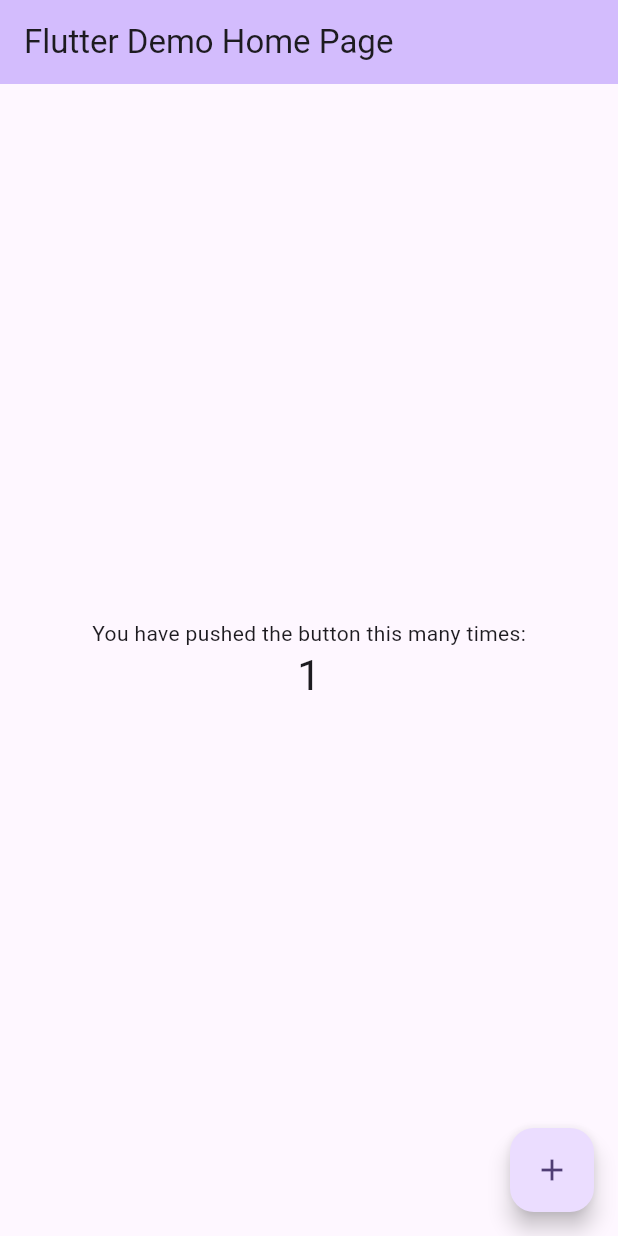
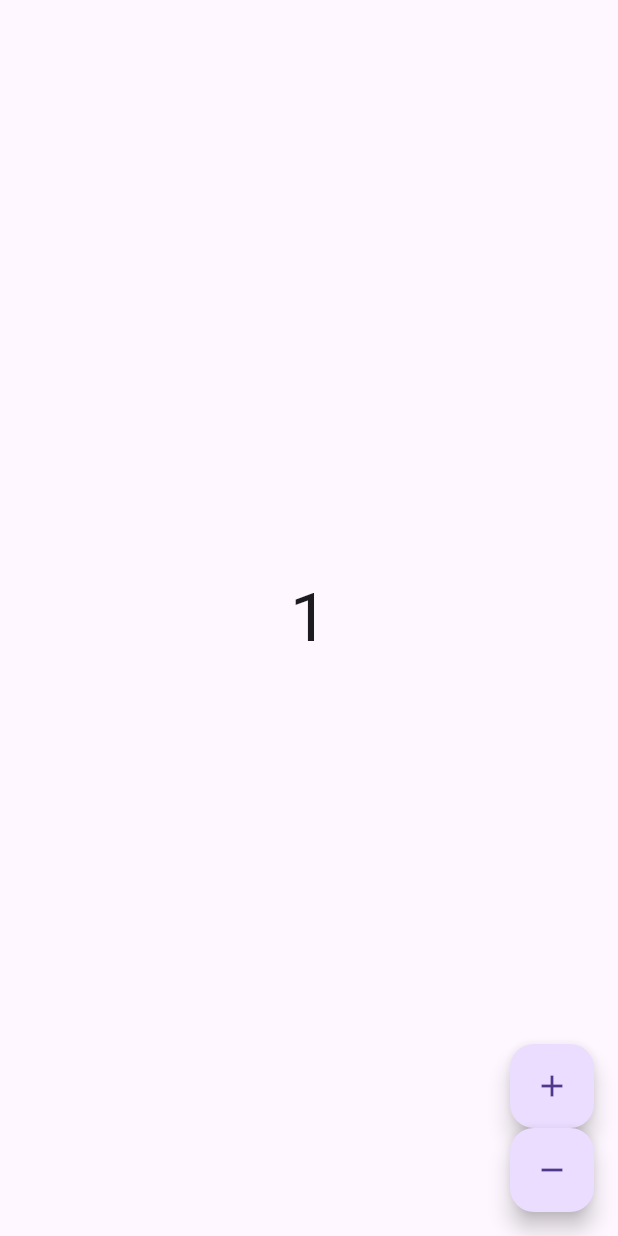
Before and after one commit to ryanlucasandev/flutter_testing, a Flutter app: the screen it shows after launch, after a tap on the "add" icon, on a phone screen of 412 x 824 dp. Run offline on Flutter 3.47's test engine with Material 3 defaults, Android fonts, the phone set to English and light mode, and no system bars; our stand-ins replace bloc, flutter_bloc.

Commit message:
tutorials flutter counter with cubit

```diff
--- /dev/null
+++ b/lib/bloc_tests/flutter_counter/app.dart
@@ -0,0 +1,6 @@
+import 'package:flutter/material.dart';
+import 'package:flutter_testing/bloc_tests/flutter_counter/counter/counter.dart';
+
+class CounterApp extends MaterialApp {
+  const CounterApp({super.key}) : super(home: const CounterPage());
+}
--- /dev/null
+++ b/lib/bloc_tests/flutter_counter/counter/counter.dart
@@ -0,0 +1,2 @@
+export 'cubit/counter_cubit.dart';
+export 'view/view.dart';
--- /dev/null
+++ b/lib/bloc_tests/flutter_counter/counter/cubit/counter_cubit.dart
@@ -0,0 +1,9 @@
+import 'package:bloc/bloc.dart';
+
+class CounterCubit extends Cubit<int> {
+  CounterCubit() : super(0);
+
+  void increment() => emit(state + 1);
+
+  void decrement() => emit(state - 1);
+}
--- /dev/null
+++ b/lib/bloc_tests/flutter_counter/counter/view/counter_page.dart
@@ -0,0 +1,15 @@
+import 'package:flutter/material.dart';
+import 'package:flutter_bloc/flutter_bloc.dart';
+import 'package:flutter_testing/bloc_tests/flutter_counter/counter/counter.dart';
+
+class CounterPage extends StatelessWidget {
+  const CounterPage({super.key});
+
+  @override
+  Widget build(BuildContext context) {
+    return BlocProvider(
+      create: (_) => CounterCubit(),
+      child: const CounterView(),
+    );
+  }
+}
--- /dev/null
+++ b/lib/bloc_tests/flutter_counter/counter/view/counter_view.dart
@@ -0,0 +1,37 @@
+import 'package:flutter/material.dart';
+import 'package:flutter_bloc/flutter_bloc.dart';
+import 'package:flutter_testing/bloc_tests/flutter_counter/counter/cubit/counter_cubit.dart';
+
+class CounterView extends StatelessWidget {
+  const CounterView({super.key});
+
+  @override
+  Widget build(BuildContext context) {
+    final textTheme = Theme.of(context).textTheme;
+    return Scaffold(
+      body: Center(
+        child: BlocBuilder<CounterCubit, int>(
+          builder: (context, state) {
+            return Text('$state', style: textTheme.displayMedium);
+          },
+        ),
+      ),
+      floatingActionButton: Column(
+        mainAxisAlignment: MainAxisAlignment.end,
+        crossAxisAlignment: CrossAxisAlignment.end,
+        children: [
+          FloatingActionButton(
+            key: const Key('counterView_increment_floatingActionButton'),
+            child: const Icon(Icons.add),
+            onPressed: () => context.read<CounterCubit>().increment(),
+          ),
+          FloatingActionButton(
+            key: const Key('counterView_decrement_floatingActionButton'),
+            child: const Icon(Icons.remove),
+            onPressed: () => context.read<CounterCubit>().decrement(),
+          ),
+        ],
+      ),
+    );
+  }
+}
--- /dev/null
+++ b/lib/bloc_tests/flutter_counter/counter/view/view.dart
@@ -0,0 +1,2 @@
+export 'counter_page.dart';
+export 'counter_view.dart';
--- /dev/null
+++ b/lib/bloc_tests/flutter_counter/counter_observer.dart
@@ -0,0 +1,12 @@
+import 'package:bloc/bloc.dart';
+
+class CounterObserver extends BlocObserver {
+  const CounterObserver();
+
+  @override
+  void onChange(BlocBase<dynamic> bloc, Change<dynamic> change) {
+    super.onChange(bloc, change);
+    // ignore: avoid_print
+    print('${bloc.runtimeType} $change');
+  }
+}
--- a/lib/main.dart
+++ b/lib/main.dart
@@ -1,7 +1,12 @@
+import 'package:bloc/bloc.dart';
 import 'package:flutter/material.dart';
+import 'package:flutter_testing/bloc_tests/flutter_counter/app.dart';
+import 'package:flutter_testing/bloc_tests/flutter_counter/counter_observer.dart';
 
 void main() {
-  runApp(const MyApp());
+  Bloc.observer = const CounterObserver();
+  // runApp(const MyApp());
+  runApp(const CounterApp());
 }
 
 class MyApp extends StatelessWidget {
--- a/pubspec.yaml
+++ b/pubspec.yaml
@@ -36,6 +36,7 @@ dependencies:
   cupertino_icons: ^1.0.8
   http: ^1.6.0
   flutter_bloc: ^9.1.1
+  bloc:
   flutter_driver:
     sdk: flutter
 
@@ -56,6 +57,7 @@ dev_dependencies:
   build_runner: ^2.15.0
   bloc_test: ^10.0.0
   bloc_lint: ^0.4.1
+  mocktail:
 
 # For information on the generic Dart part of this file, see the
 # following page: https://dart.dev/tools/pub/pubspec
```
Also changed, not shown: pubspec.lock.
